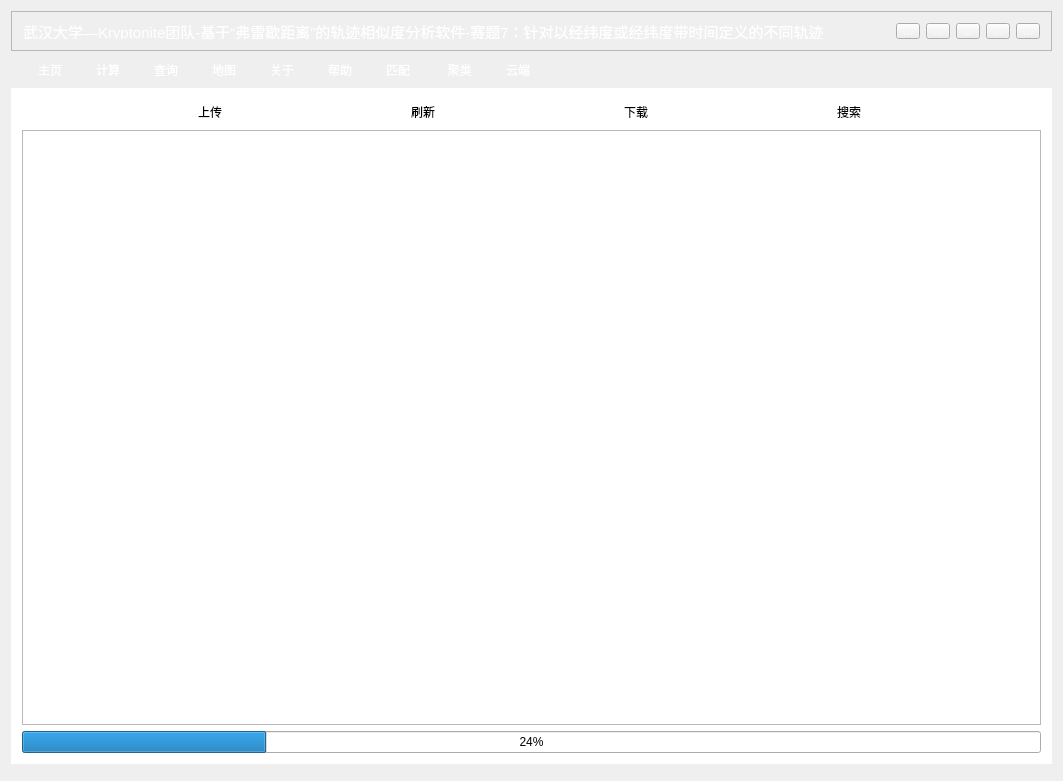
Before: the Qt Designer form main/mainwindow.ui in ZhangShurong/Trajectory-similarity, drawn with Qt 5.
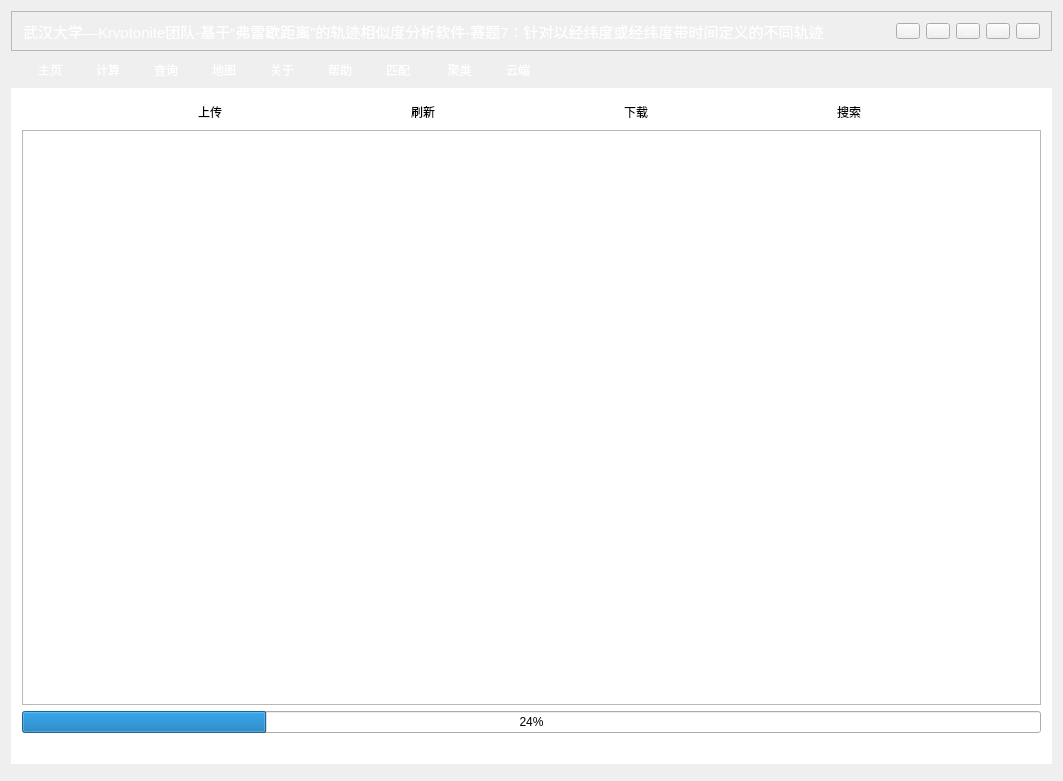
After: the same form once the commit is applied. Icons and pictures are not drawn. Custom widgets are drawn as their Qt base class.

What changed in the file:
```diff
--- a/main/mainwindow.ui
+++ b/main/mainwindow.ui
@@ -2238,6 +2238,13 @@
             </property>
            </widget>
           </item>
+          <item>
+           <widget class="QLabel" name="serverInfo">
+            <property name="text">
+             <string/>
+            </property>
+           </widget>
+          </item>
          </layout>
         </item>
        </layout>
```
Left out of the diff: 2 changed lines with no effect on the pictures.
